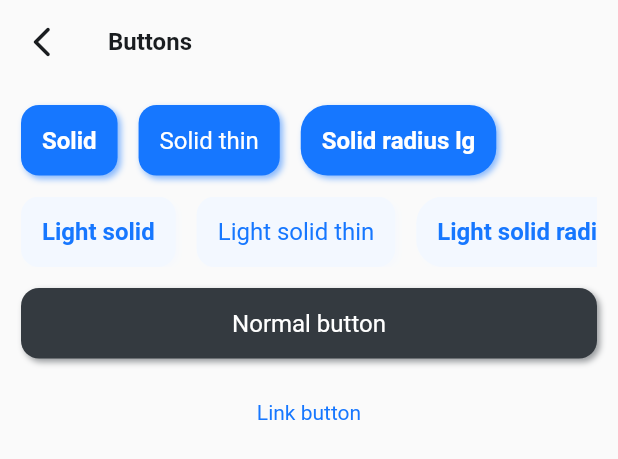
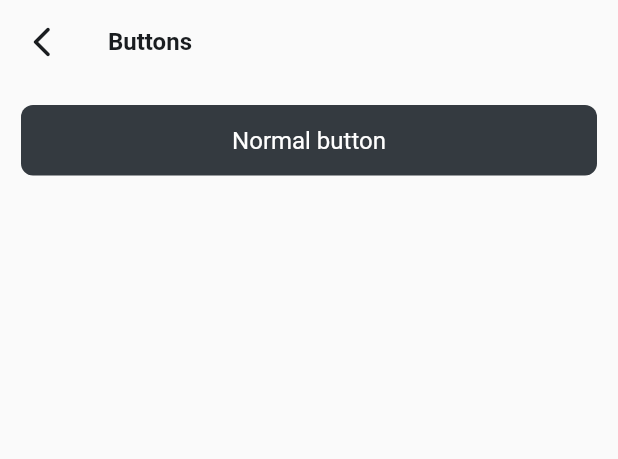
Before and after one commit to bluemiv/berryd, a Flutter app: the BdBackLayout widget shown alone on an empty page, opened directly, on a phone screen of 412 x 824 dp. Shown: the top 459 px of the screen. Run offline on Flutter 3.47's test engine with Material 2 defaults, Android fonts, the phone set to English and light mode, and no system bars.

Commit message:
feat: 버튼, 공통 레이아웃 위젯 추가

```diff
--- a/example/lib/screens/button_screen.dart
+++ b/example/lib/screens/button_screen.dart
@@ -14,61 +14,6 @@ class ButtonScreen extends StatelessWidget {
         vertical: true,
         spacing: BdSpace.sm,
         children: [
-          BdSpaceWrapper(
-            vertical: false,
-            spacing: BdSpace.sm,
-            children: [
-              BdSolidButton(
-                label: "Solid",
-                onTap: () {
-                  print("Clicked solid button!");
-                },
-              ),
-              BdSolidButton(
-                label: "Solid thin",
-                thin: true,
-                onTap: () {
-                  print("Clicked solid button!");
-                },
-              ),
-              BdSolidButton(
-                label: "Solid radius lg",
-                radius: BdRadius.lg,
-                onTap: () {
-                  print("Clicked solid button!");
-                },
-              ),
-            ],
-          ),
-          SingleChildScrollView(
-            scrollDirection: Axis.horizontal,
-            child: BdSpaceWrapper(
-              vertical: false,
-              spacing: BdSpace.sm,
-              children: [
-                BdLightSolidButton(
-                  label: "Light solid",
-                  onTap: () {
-                    print("Clicked light solid button!");
-                  },
-                ),
-                BdLightSolidButton(
-                  label: "Light solid thin",
-                  thin: true,
-                  onTap: () {
-                    print("Clicked light solid button!");
-                  },
-                ),
-                BdLightSolidButton(
-                  label: "Light solid radius lg",
-                  radius: BdRadius.lg,
-                  onTap: () {
-                    print("Clicked light solid button!");
-                  },
-                ),
-              ],
-            ),
-          ),
           BdButton(
             backgroundColor: BdColor.black,
             onTap: () {
@@ -79,12 +24,6 @@ class ButtonScreen extends StatelessWidget {
               style: TextStyle(color: Colors.white, fontSize: BdFontSize.md),
             ),
           ),
-          BdLinkButton(
-            label: "Link button",
-            onTap: () {
-              print("clicked link button!");
-            },
-          ),
         ],
       ),
     );
--- a/lib/berryd.dart
+++ b/lib/berryd.dart
@@ -1,15 +1,12 @@
 library berryd;
 
 export 'components/buttons/button.dart';
-export 'components/buttons/light_solid_button.dart';
-export 'components/buttons/link_button.dart';
-export 'components/buttons/menu_button.dart';
-export 'components/buttons/solid_button.dart';
 export 'components/container/shadow_container.dart';
 export 'components/layouts/back_layout.dart';
 export 'components/layouts/layout.dart';
 export 'components/typography/bold_text.dart';
 export 'components/typography/text.dart';
+export 'components/typography/menu_title.dart';
 export 'components/wrapper/space_wrapper.dart';
 export 'core/color.dart';
 export 'core/constants.dart';
--- a/lib/components/buttons/button.dart
+++ b/lib/components/buttons/button.dart
@@ -13,6 +13,7 @@ class BdButton extends StatelessWidget {
     this.width,
     this.height,
     this.radius,
+    this.boxShadow,
   }) : super(key: key);
 
   final Widget child;
@@ -20,10 +21,11 @@ class BdButton extends StatelessWidget {
   final Color? backgroundColor;
   final EdgeInsetsGeometry? padding, margin;
   final double? width, height, radius;
+  final List<BoxShadow>? boxShadow;
 
   @override
   Widget build(BuildContext context) {
-    final borderRadius = BorderRadius.circular(radius ?? BdRadius.md);
+    final borderRadius = BorderRadius.circular(radius ?? BdRadius.sm);
     final innerMargin = margin ?? EdgeInsets.zero;
     final innerPadding = padding ?? EdgeInsets.all(BdSpace.sm);
     final innerBackgroundColor = backgroundColor ?? Colors.transparent;
@@ -42,16 +44,7 @@ class BdButton extends StatelessWidget {
                 decoration: BoxDecoration(
                   color: innerBackgroundColor,
                   borderRadius: borderRadius,
-                  boxShadow: innerBackgroundColor == Colors.transparent
-                      ? null
-                      : [
-                          BoxShadow(
-                            color: (innerBackgroundColor).withOpacity(0.5),
-                            spreadRadius: 0,
-                            blurRadius: 3,
-                            offset: const Offset(2, 2),
-                          ),
-                        ],
+                  boxShadow: boxShadow,
                 ),
                 alignment: Alignment.center,
                 child: child,
--- a/lib/components/buttons/light_solid_button.dart
+++ /dev/null
@@ -1,44 +0,0 @@
-import 'package:berryd/berryd.dart';
-import 'package:flutter/material.dart';
-
-class BdLightSolidButton extends StatelessWidget {
-  const BdLightSolidButton({
-    Key? key,
-    required this.label,
-    required this.onTap,
-    this.padding,
-    this.margin,
-    this.width,
-    this.height,
-    this.radius,
-    this.thin,
-  }) : super(key: key);
-
-  final String label;
-  final Function onTap;
-  final EdgeInsetsGeometry? padding, margin;
-  final double? width, height, radius;
-  final bool? thin;
-
-  @override
-  Widget build(BuildContext context) {
-    return BdButton(
-      onTap: onTap,
-      padding: padding,
-      margin: margin,
-      width: width,
-      height: height,
-      radius: radius,
-      backgroundColor: BdColor.primaryLight,
-      child: thin == true
-          ? BdText(
-              label,
-              color: BdColor.primary,
-            )
-          : BdBoldText(
-              label,
-              color: BdColor.primary,
-            ),
-    );
-  }
-}
--- a/lib/components/buttons/link_button.dart
+++ /dev/null
@@ -1,37 +0,0 @@
-import 'package:berryd/berryd.dart';
-import 'package:flutter/material.dart';
-
-class BdLinkButton extends StatelessWidget {
-  const BdLinkButton({
-    Key? key,
-    required this.label,
-    required this.onTap,
-    this.padding,
-    this.margin,
-    this.width,
-    this.height,
-    this.radius,
-  }) : super(key: key);
-
-  final String label;
-  final Function onTap;
-  final EdgeInsetsGeometry? padding, margin;
-  final double? width, height, radius;
-
-  @override
-  Widget build(BuildContext context) {
-    return BdButton(
-      onTap: onTap,
-      padding: padding,
-      margin: margin,
-      width: width,
-      height: height,
-      radius: radius,
-      backgroundColor: Colors.transparent,
-      child: Text(
-        label,
-        style: TextStyle(color: BdColor.primary),
-      ),
-    );
-  }
-}
--- a/lib/components/buttons/solid_button.dart
+++ /dev/null
@@ -1,44 +0,0 @@
-import 'package:berryd/berryd.dart';
-import 'package:flutter/material.dart';
-
-class BdSolidButton extends StatelessWidget {
-  const BdSolidButton({
-    Key? key,
-    required this.label,
-    required this.onTap,
-    this.padding,
-    this.margin,
-    this.width,
-    this.height,
-    this.radius,
-    this.thin,
-  }) : super(key: key);
-
-  final String label;
-  final Function onTap;
-  final EdgeInsetsGeometry? padding, margin;
-  final double? width, height, radius;
-  final bool? thin;
-
-  @override
-  Widget build(BuildContext context) {
-    return BdButton(
-      onTap: onTap,
-      padding: padding,
-      margin: margin,
-      width: width,
-      height: height,
-      radius: radius,
-      backgroundColor: BdColor.primary,
-      child: thin == true
-          ? BdText(
-              label,
-              color: Colors.white,
-            )
-          : BdBoldText(
-              label,
-              color: Colors.white,
-            ),
-    );
-  }
-}
--- a/lib/components/layouts/back_layout.dart
+++ b/lib/components/layouts/back_layout.dart
@@ -9,18 +9,21 @@ class BdBackLayout extends StatelessWidget {
     this.elevation,
     this.padding,
     this.onPressed,
-    this.bottomBannerContainer,
+    this.bottomBanner,
+    this.backgroundColor,
   }) : super(key: key);
 
   final Widget child;
-  final Widget? title, bottomBannerContainer;
+  final Widget? title, bottomBanner;
   final double? elevation;
   final EdgeInsets? padding;
   final Function? onPressed;
+  final Color? backgroundColor;
 
   @override
   Widget build(BuildContext context) {
     return BdLayout(
+      backgroundColor: backgroundColor,
       appBar: AppBar(
         leading: IconButton(
           icon: const Icon(Icons.arrow_back_ios_new_rounded),
@@ -38,7 +41,7 @@ class BdBackLayout extends StatelessWidget {
         backgroundColor: Colors.transparent,
       ),
       padding: padding,
-      bottomBannerContainer: bottomBannerContainer,
+      bottomBanner: bottomBanner,
       child: child,
     );
   }
--- a/lib/components/layouts/layout.dart
+++ b/lib/components/layouts/layout.dart
@@ -6,16 +6,28 @@ class BdLayout extends StatelessWidget {
     required this.child,
     this.appBar,
     this.padding,
-    this.bottomBannerContainer,
+    this.topBannerHeight,
+    this.topBanner,
+    this.bottomBannerHeight,
+    this.bottomBanner,
+    this.backgroundColor,
   }) : super(key: key);
 
   final EdgeInsets? padding;
   final AppBar? appBar;
   final Widget child;
-  final Widget? bottomBannerContainer;
+  final Widget? topBanner;
+  final Widget? bottomBanner;
+  final Color? backgroundColor;
+  final double? topBannerHeight;
+  final double? bottomBannerHeight;
 
   @override
   Widget build(BuildContext context) {
+    final Size size = MediaQuery
+        .of(context)
+        .size;
+
     return Scaffold(
       appBar: appBar,
       body: SafeArea(
@@ -23,22 +35,36 @@ class BdLayout extends StatelessWidget {
           children: [
             Container(
               width: double.infinity,
+              height: size.height,
+              color: backgroundColor ?? Colors.transparent,
               padding: padding ?? const EdgeInsets.all(0),
               margin: EdgeInsets.only(
-                  bottom: bottomBannerContainer != null ? 80 : 0),
+                top: topBanner != null ? topBannerHeight ?? 80 : 0,
+                bottom: bottomBanner != null ? bottomBannerHeight ?? 80 : 0,
+              ),
               child: SingleChildScrollView(
                 scrollDirection: Axis.vertical,
                 child: child,
               ),
             ),
-            if (bottomBannerContainer != null)
+            if (topBanner != null)
+              Positioned(
+                top: 0,
+                left: 0,
+                child: SizedBox(
+                  height: topBannerHeight ?? 80,
+                  width: size.width,
+                  child: topBanner,
+                ),
+              ),
+            if (bottomBanner != null)
               Positioned(
                 bottom: 0,
                 left: 0,
                 child: SizedBox(
-                  height: 80,
-                  width: MediaQuery.of(context).size.width,
-                  child: bottomBannerContainer,
+                  height: bottomBannerHeight ?? 80,
+                  width: size.width,
+                  child: bottomBanner,
                 ),
               ),
           ],
--- a/pubspec.yaml
+++ b/pubspec.yaml
@@ -1,6 +1,6 @@
 name: berryd
 description: Berry Design, Flutter UI package
-version: 0.0.5
+version: 0.1.0
 homepage: https://github.com/bluemiv/berryd
 
 environment:
```
Also changed, not shown: example/lib/screens/home_screen.dart (+1 -15 lines), lib/components/buttons/menu_button.dart (deleted, +0 -66 lines), lib/components/typography/menu_title.dart (added, +23 -0 lines).
